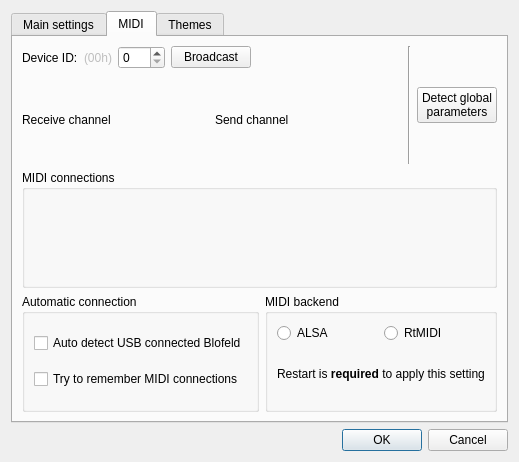
Qt form bigglesworth/ui/settings.ui (MaurizioB/Bigglesworth) before a commit.
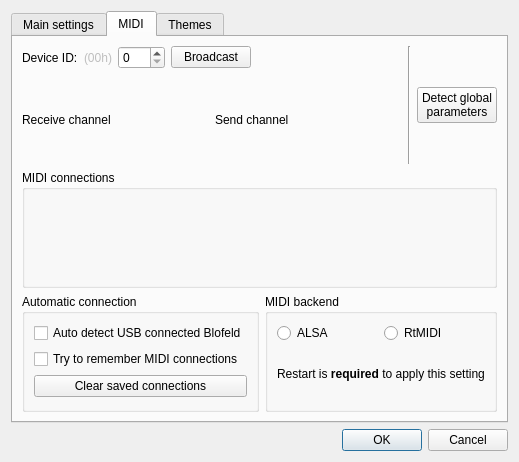
The same form after that commit. The open tabs and pages were chosen to show the change. Icons and pictures are not drawn. Custom widgets are drawn as their Qt base class.

Commit message: MIDI autoConnect and session detection fixes. MIDI disconnections are discarded from autoConnect only if the event is manually generated by Bigglesworth, avoiding removal of externally closed programs/ports. Settings dialog can now "forget" all previously created connections.

```diff
--- a/bigglesworth/ui/settings.ui
+++ b/bigglesworth/ui/settings.ui
@@ -419,6 +419,13 @@
             </property>
            </widget>
           </item>
+          <item>
+           <widget class="QPushButton" name="autoconnectClearChk">
+            <property name="text">
+             <string>Clear saved connections</string>
+            </property>
+           </widget>
+          </item>
          </layout>
         </widget>
        </item>
```
Left out of the diff: 4 changed lines with no effect on the pictures. The commit also changes 4 other files.
